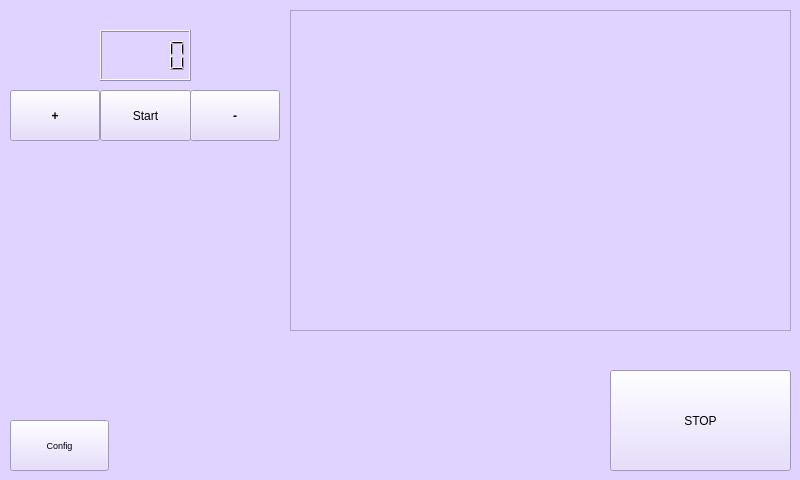
The window that mainwindow.ui (fredericabry/raspiloop) describes before a commit, drawn with Qt 5.
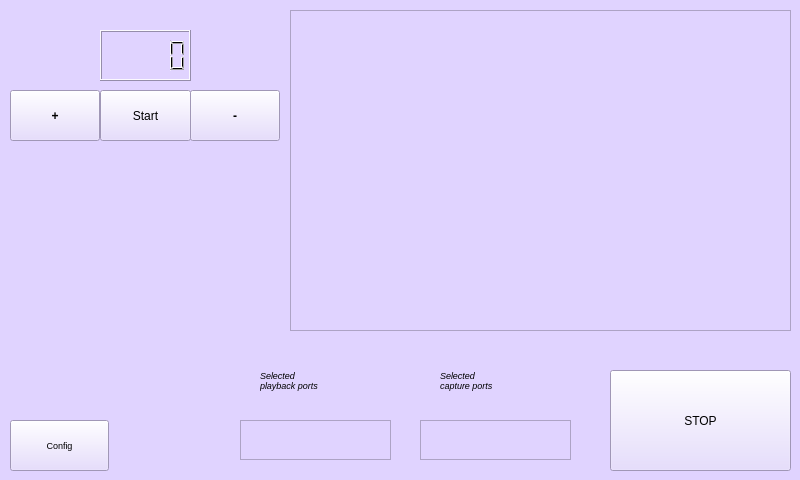
The same window after the commit.

Patch:
```diff
--- a/mainwindow.ui
+++ b/mainwindow.ui
@@ -145,6 +145,78 @@
      <string>Config</string>
     </property>
    </widget>
+   <widget class="QTextBrowser" name="consolePlayback">
+    <property name="geometry">
+     <rect>
+      <x>240</x>
+      <y>420</y>
+      <width>151</width>
+      <height>40</height>
+     </rect>
+    </property>
+    <property name="font">
+     <font>
+      <pointsize>7</pointsize>
+      <italic>true</italic>
+     </font>
+    </property>
+   </widget>
+   <widget class="QTextBrowser" name="consoleCapture">
+    <property name="geometry">
+     <rect>
+      <x>420</x>
+      <y>420</y>
+      <width>151</width>
+      <height>40</height>
+     </rect>
+    </property>
+    <property name="font">
+     <font>
+      <pointsize>7</pointsize>
+      <italic>true</italic>
+     </font>
+    </property>
+   </widget>
+   <widget class="QLabel" name="label_2">
+    <property name="geometry">
+     <rect>
+      <x>260</x>
+      <y>350</y>
+      <width>131</width>
+      <height>61</height>
+     </rect>
+    </property>
+    <property name="font">
+     <font>
+      <pointsize>7</pointsize>
+      <italic>true</italic>
+     </font>
+    </property>
+    <property name="text">
+     <string>Selected
+playback ports</string>
+    </property>
+   </widget>
+   <widget class="QLabel" name="label_3">
+    <property name="geometry">
+     <rect>
+      <x>440</x>
+      <y>350</y>
+      <width>131</width>
+      <height>61</height>
+     </rect>
+    </property>
+    <property name="font">
+     <font>
+      <pointsize>7</pointsize>
+      <italic>true</italic>
+     </font>
+    </property>
+    <property name="text">
+     <string>Selected
+capture ports</string>
+    </property>
+   </widget>
   </widget>
  </widget>
  <layoutdefault spacing="6" margin="11"/>
```
